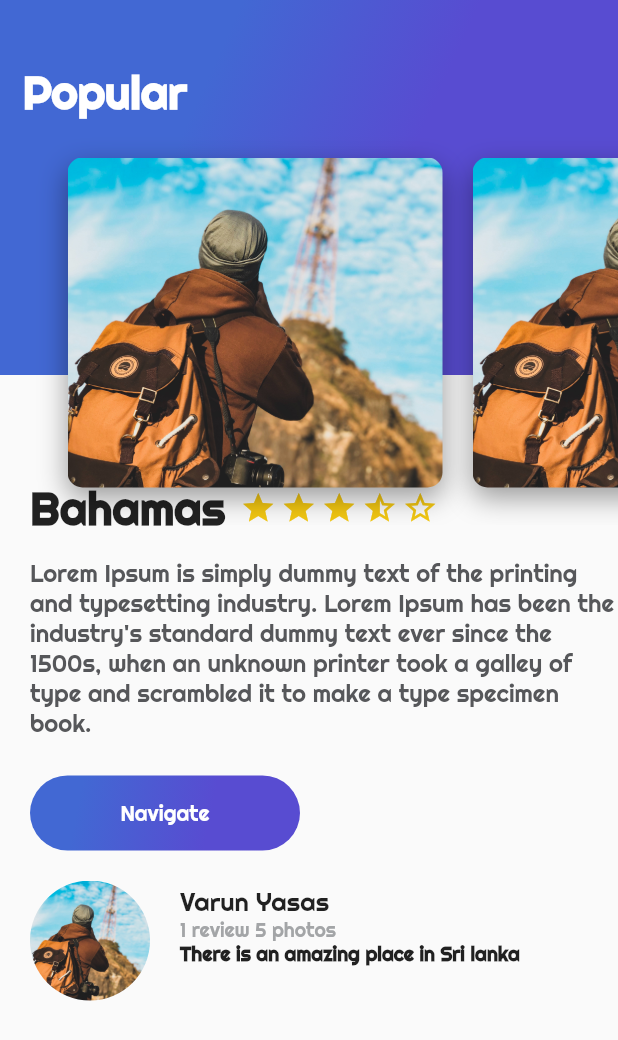
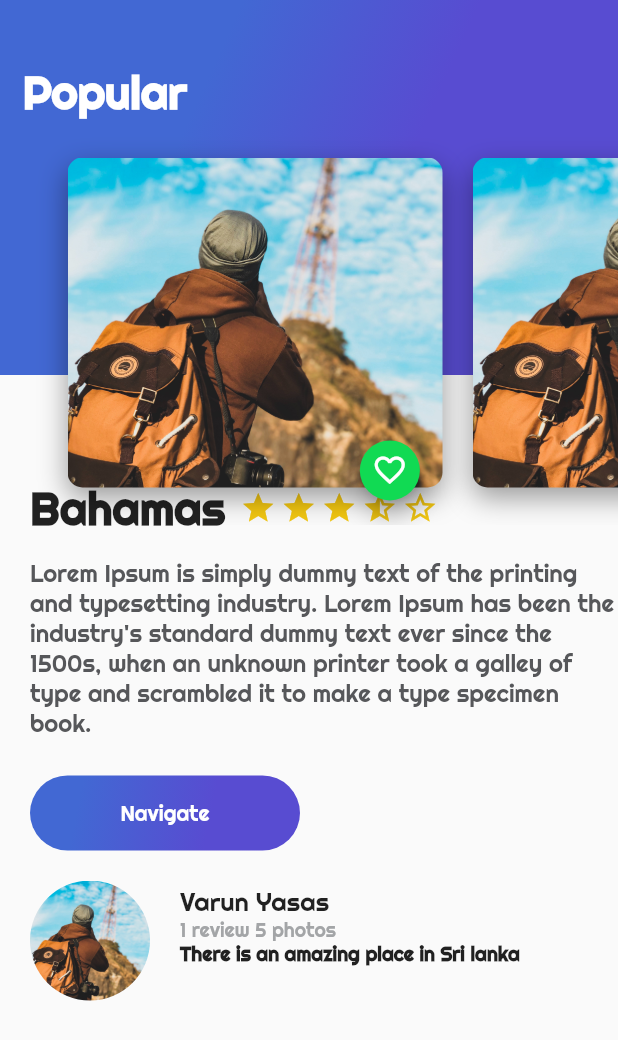
Before and after one commit to darioriverat/flutter_platzi, a Flutter app: the screen it shows after launch, on a phone screen of 412 x 824 dp. Shown: the top 1040 px of the screen. Run offline on Flutter 3.47's test engine with Material 2 defaults, Android fonts, the phone set to English and light mode, and no system bars.

Commit message:
feat: add favorite button

```diff
--- a/lib/card_image.dart
+++ b/lib/card_image.dart
@@ -1,4 +1,5 @@
 import 'package:flutter/material.dart';
+import 'package:platzi_reto/floating_button_green.dart';
 
 class CardImage extends StatelessWidget {
   String pathImage = 'assets/img/traveling.jpg';
@@ -31,6 +32,12 @@ class CardImage extends StatelessWidget {
       ),
     );
 
-    return card;
+    return Stack(
+      alignment: Alignment(0.9, 1.1),
+      children: [
+        card,
+        FloatingButtonGreen()
+      ],
+    );
   }
 }
--- /dev/null
+++ b/lib/floating_button_green.dart
@@ -0,0 +1,28 @@
+import 'package:flutter/material.dart';
+
+class FloatingButtonGreen extends StatefulWidget {
+  @override
+  _FloatingButtonGreenState createState() => _FloatingButtonGreenState();
+}
+
+class _FloatingButtonGreenState extends State<FloatingButtonGreen> {
+
+  void onPressed() {
+    Scaffold.of(context).showSnackBar(
+        SnackBar(content: Text('Agregado a favoritos'))
+    );
+  }
+
+  @override
+  Widget build(BuildContext context) {
+    return FloatingActionButton(
+      backgroundColor: Color(0XFF11DA53),
+        mini: true,
+        tooltip: 'Fav',
+        child: Icon(
+          Icons.favorite_border
+        ),
+        onPressed: onPressed
+     );
+  }
+}
--- a/lib/header.dart
+++ b/lib/header.dart
@@ -1,6 +1,7 @@
 import 'package:flutter/material.dart';
 import 'package:platzi_reto/card_image_list.dart';
 import 'gradient_back.dart';
+
 
 class Header extends StatelessWidget {
   @override
--- a/lib/main.dart
+++ b/lib/main.dart
@@ -1,9 +1,6 @@
 import 'package:flutter/material.dart';
-import 'package:platzi_reto/button_purple.dart';
 import 'package:platzi_reto/description_place.dart';
-import 'package:platzi_reto/gradient_back.dart';
 import 'package:platzi_reto/header.dart';
-import 'package:platzi_reto/review.dart';
 import 'package:platzi_reto/review_list.dart';
 
 void main() {
```
